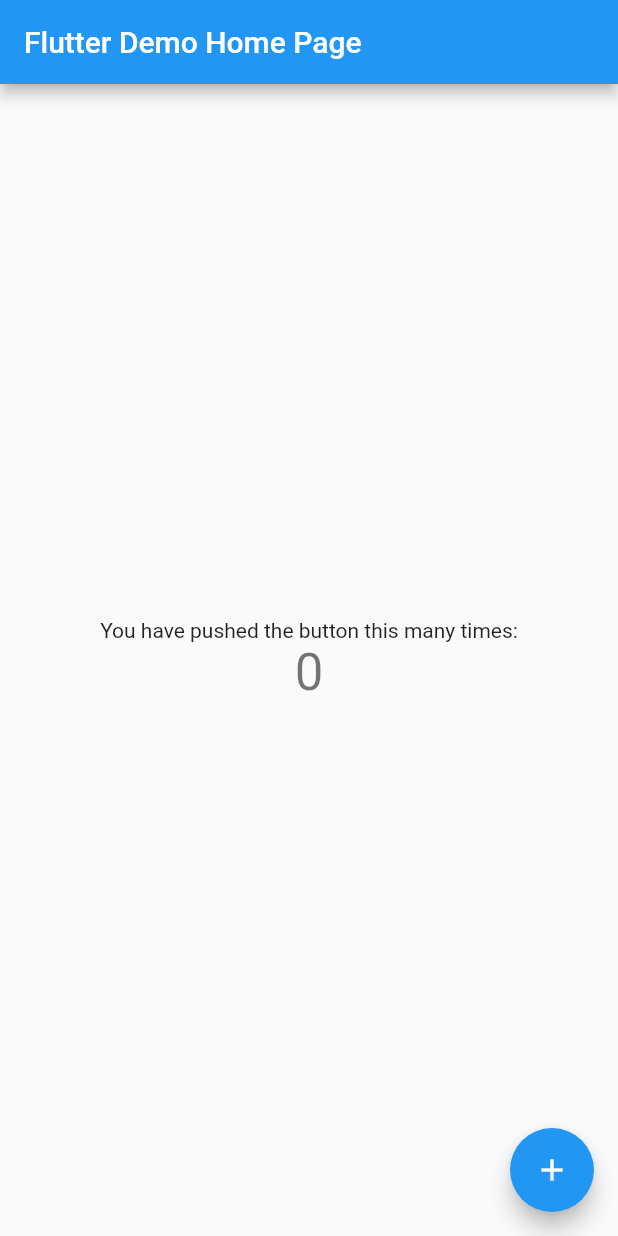
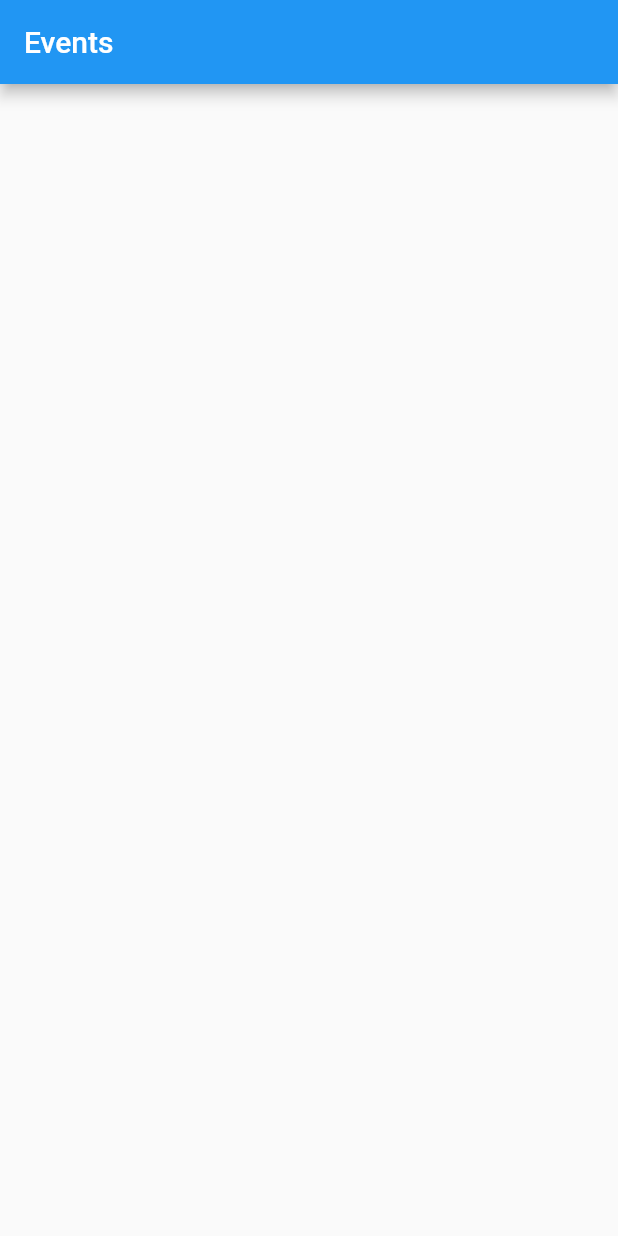
Before and after one commit to tomothumb/sandbox_flutter, a Flutter app: the screen it shows after launch, on a phone screen of 412 x 824 dp. Run offline on Flutter 3.47's test engine with Material 2 defaults, Android fonts, the phone set to English and light mode, and no system bars; our stand-ins replace cloud_firestore, equatable, flutter_bloc; accounts and stored records are empty.

Commit message:
event_app: event list presentation with BLoC

```diff
--- a/event_app/lib/main.dart
+++ b/event_app/lib/main.dart
@@ -1,4 +1,9 @@
 import 'package:flutter/material.dart';
+import 'package:flutter_bloc/flutter_bloc.dart';
+
+import 'bloc/event_list/repository_firestore.dart';
+import 'bloc/event_list/bloc.dart';
+import 'view/eventlist.dart';
 
 void main() {
   runApp(MyApp());
@@ -22,7 +27,14 @@ class MyApp extends StatelessWidget {
         // is not restarted.
         primarySwatch: Colors.blue,
       ),
-      home: MyHomePage(title: 'Flutter Demo Home Page'),
+      home: BlocProvider<EventListBloc>(
+        create: (BuildContext context) {
+          return EventListBloc(
+              eventListRepository: FirestoreEventListRepository());
+        },
+        child: EventListScreen(),
+      ),
+      // home: MyHomePage(title: 'Flutter Demo Home Page'),
     );
   }
 }
--- a/event_app/lib/model/user.dart
+++ b/event_app/lib/model/user.dart
@@ -2,7 +2,31 @@ import 'package:flutter/material.dart';
 
 
 class User {
+  final String id;
   final String name;
+  final String profUrl;
+  final bool isAnonymous;
+  final DateTime createdAt;
+  final DateTime updatedAt;
 
-  User({@required this.name}) : assert(name != null);
+  User({@required this.id,
+    @required this.name,
+    @required this.profUrl,
+    @required this.isAnonymous,
+    @required this.createdAt,
+    @required this.updatedAt})
+      : assert(id != null),
+        assert(name != null),
+        assert(profUrl != null),
+        assert(isAnonymous != null),
+        assert(createdAt != null),
+        assert(updatedAt != null)
+  ;
+
+// User({@required this.name}) : assert(name != null);
 }
+
+class CurrentUser extends User {
+
+
+}
--- /dev/null
+++ b/event_app/lib/view/eventlist.dart
@@ -0,0 +1,94 @@
+import 'package:event_app/bloc/event_list/event.dart';
+import 'package:event_app/bloc/event_list/state.dart';
+import 'package:event_app/model/event.dart';
+import 'package:flutter/material.dart';
+import 'package:flutter_bloc/flutter_bloc.dart';
+
+import '../bloc/event_list/bloc.dart';
+import '../bloc/event_list/repository_firestore.dart';
+
+class EventListScreen extends StatelessWidget {
+  @override
+  Widget build(BuildContext context) {
+    final eventListBloc = BlocProvider.of<EventListBloc>(context);
+    // final eventListBloc = EventListBloc(eventListRepository: FirestoreEventListRepository());
+    eventListBloc.add(EventListLoad());
+
+    return Scaffold(
+      appBar: AppBar(
+        title: Text("Events"),
+      ),
+      body: BlocBuilder<EventListBloc, EventListState>(
+        // bloc: eventListBloc,
+        builder: (context, state) {
+          if(state is EventListInProgress){
+            return Center(
+              child: CircularProgressIndicator(),
+            );
+          }
+
+          if(state is EventListSuccess){
+            return StreamBuilder(
+              stream: state.eventList,
+              builder: (BuildContext context, AsyncSnapshot<List<Event>> snapshot) {
+
+                if(!snapshot.hasData){
+                  return Center(
+                    child: CircularProgressIndicator(),
+                  );
+                }
+
+                if (snapshot.hasError){
+                  return Center(
+                    child: Column(
+                      mainAxisSize: MainAxisSize.min,
+                      children: <Widget>[
+                        Text('Failer')
+                      ],
+                    )
+                  );
+                }
+
+                return ListView.builder(
+                  itemBuilder: (BuildContext context, int index) {
+                    final event = snapshot.data[index];
+                    return Card(
+                      child: Column(
+                        mainAxisSize: MainAxisSize.max,
+                        children: <Widget>[
+                          ListTile(
+                            title: Text(event.title, style: TextStyle(fontWeight: FontWeight.bold)),
+                            subtitle: Text(event.date.toIso8601String()),
+                          ),
+                          Row(
+                            children: <Widget>[
+                              Expanded(
+                                child: Image.network(event.imageUrl, fit: BoxFit.none, height: 128,)
+                              )
+                            ],
+                          ),
+                          Text(event.description)
+                        ],
+                      )
+                    );
+                  },
+                  itemCount: snapshot.data.length,
+                );
+              }
+            );
+          }
+
+          if(state is EventListFailure){
+            return Center(
+              child: Text("Failure"),
+            );
+          }
+
+          return Container();
+
+        }
+      )
+
+    );
+  }
+}
```
Also changed, not shown: 3 other files.
